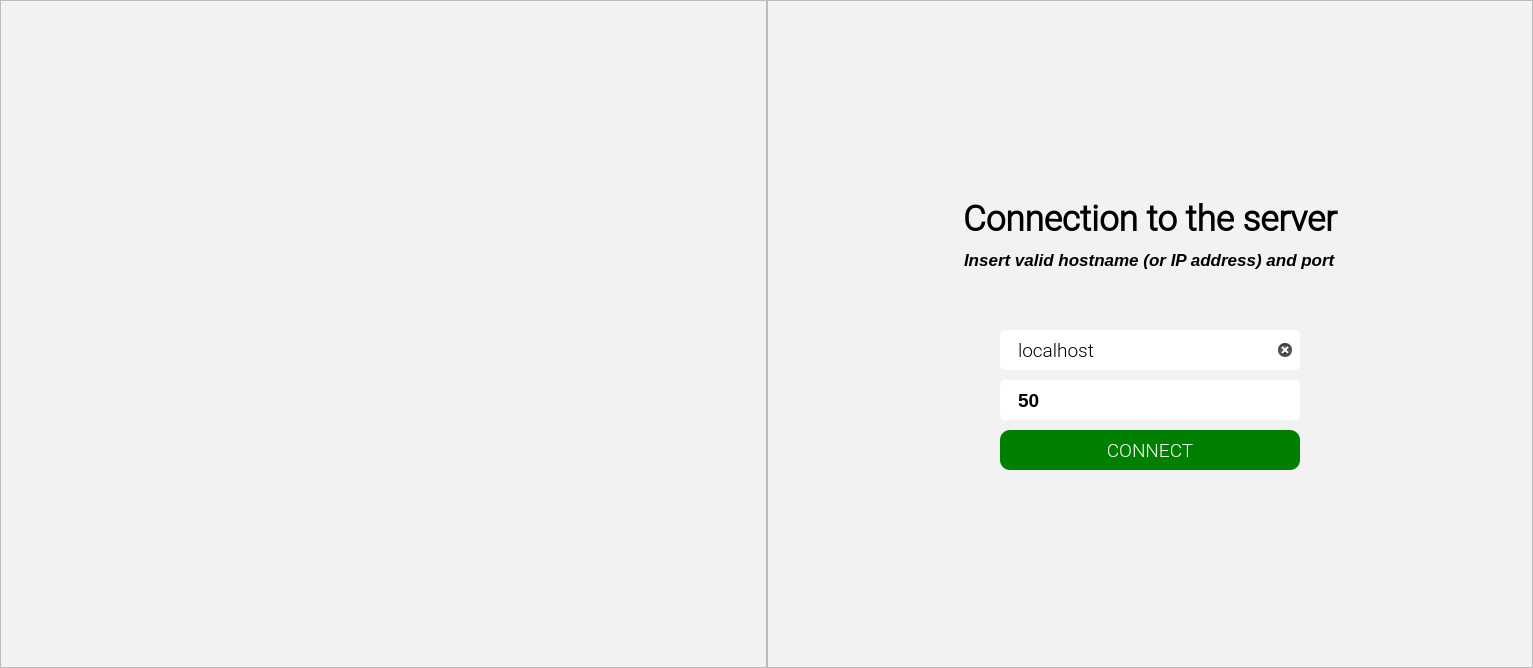
First picture: the form in src/client_new/ui/connection_form.ui, repository franco-ruggeri/write-together, before the edit.
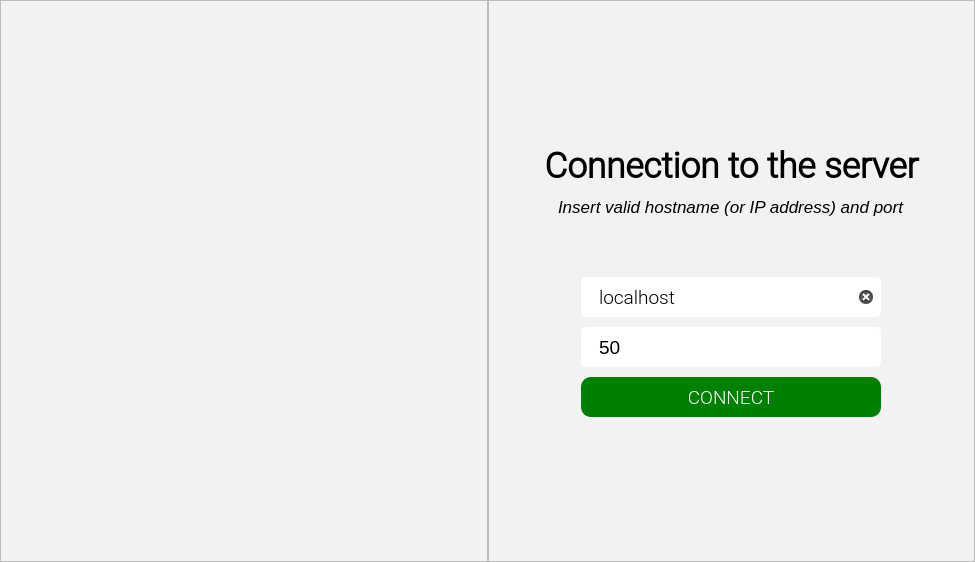
Second picture: the form after the edit. Icons and pictures are not drawn.

The edit to the form file:
```diff
--- a/src/client_new/ui/connection_form.ui
+++ b/src/client_new/ui/connection_form.ui
@@ -6,8 +6,8 @@
    <rect>
     <x>0</x>
     <y>0</y>
-    <width>1533</width>
-    <height>668</height>
+    <width>975</width>
+    <height>562</height>
    </rect>
   </property>
   <property name="sizePolicy">
@@ -29,7 +29,6 @@
    <string notr="true">* {
 	font-family: &quot;Roboto Light&quot;;
 	font-size: 14pt;
-    font-weight: 500;
 }
 
 QFrame {
@@ -43,7 +42,6 @@
 QLineEdit,QSpinBox {
 	background-color: white;
 	padding: 5px 16px 5px;
-	height: 34;
     border-radius: 5px;
 }
 
@@ -57,6 +55,14 @@
 	color: white;
 }
 
+QPushButton#connect:hover {
+	background-color: #056905;
+}
+
+QPushButton#connect:pressed {
+	border-radius: 15px;
+}
+
 QLabel#instructions {
 	font-style: italic;
 	font-size: 13pt;
@@ -93,12 +99,24 @@
       <enum>QFrame::Raised</enum>
      </property>
      <layout class="QGridLayout" name="gridLayout">
+      <property name="leftMargin">
+       <number>30</number>
+      </property>
+      <property name="topMargin">
+       <number>30</number>
+      </property>
+      <property name="rightMargin">
+       <number>30</number>
+      </property>
+      <property name="bottomMargin">
+       <number>30</number>
+      </property>
       <item row="0" column="0">
        <widget class="QLabel" name="label_2">
         <property name="maximumSize">
          <size>
-          <width>960</width>
-          <height>640</height>
+          <width>400</width>
+          <height>500</height>
          </size>
         </property>
         <property name="text">
@@ -170,8 +188,9 @@
          <font>
           <family>Roboto Light</family>
           <pointsize>14</pointsize>
-          <weight>62</weight>
-          <bold>true</bold>
+          <weight>50</weight>
+          <italic>false</italic>
+          <bold>false</bold>
          </font>
         </property>
         <property name="styleSheet">
@@ -232,8 +251,8 @@
          <font>
           <family>Roboto Light</family>
           <pointsize>14</pointsize>
-          <weight>62</weight>
-          <bold>true</bold>
+          <weight>50</weight>
+          <bold>false</bold>
          </font>
         </property>
         <property name="styleSheet">
@@ -296,8 +315,8 @@
          <font>
           <family>Roboto Light</family>
           <pointsize>14</pointsize>
-          <weight>62</weight>
-          <bold>true</bold>
+          <weight>50</weight>
+          <bold>false</bold>
          </font>
         </property>
         <property name="cursor">
```
Left out of the diff: 2 changed lines with no effect on the pictures.
